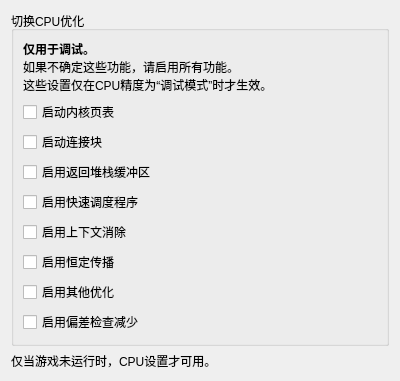
This is src/yuzu/configuration/configure_cpu_debug.ui in formylover/yuzu-early-access as Qt 5 draws it before an edit. The edited form follows.
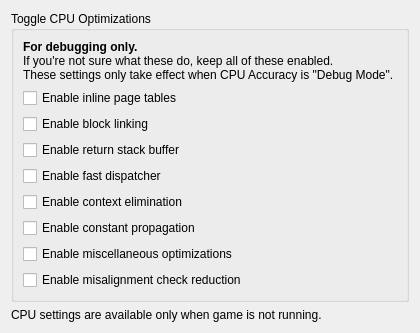
This is the edited form.

```diff
--- a/src/yuzu/configuration/configure_cpu_debug.ui
+++ b/src/yuzu/configuration/configure_cpu_debug.ui
@@ -19,7 +19,7 @@
      <item>
       <widget class="QGroupBox">
        <property name="title">
-        <string>切换CPU优化</string>
+        <string>Toggle CPU Optimizations</string>
        </property>
        <layout class="QVBoxLayout">
         <item>
@@ -30,11 +30,11 @@
           <property name="text">
            <string>
             &lt;div&gt;
-            &lt;b&gt;仅用于调试。&lt;/b&gt;
+            &lt;b&gt;For debugging only.&lt;/b&gt;
             &lt;br&gt;
-            如果不确定这些功能，请启用所有功能。
+            If you're not sure what these do, keep all of these enabled.
             &lt;br&gt;
-            这些设置仅在CPU精度为“调试模式”时才生效。
+            These settings only take effect when CPU Accuracy is "Debug Mode".
             &lt;/div&gt;
            </string>
           </property>
@@ -43,7 +43,7 @@
         <item>
          <widget class="QCheckBox" name="cpuopt_page_tables">
           <property name="text">
-           <string>启动内核页表</string>
+           <string>Enable inline page tables</string>
           </property>
           <property name="toolTip">
            <string>
@@ -57,7 +57,7 @@
         <item>
          <widget class="QCheckBox" name="cpuopt_block_linking">
           <property name="text">
-           <string>启动连接块</string>
+           <string>Enable block linking</string>
           </property>
           <property name="toolTip">
            <string>
@@ -69,7 +69,7 @@
         <item>
          <widget class="QCheckBox" name="cpuopt_return_stack_buffer">
           <property name="text">
-           <string>启用返回堆栈缓冲区</string>
+           <string>Enable return stack buffer</string>
           </property>
           <property name="toolTip">
            <string>
@@ -81,7 +81,7 @@
         <item>
          <widget class="QCheckBox" name="cpuopt_fast_dispatcher">
           <property name="text">
-           <string>启用快速调度程序</string>
+           <string>Enable fast dispatcher</string>
           </property>
           <property name="toolTip">
            <string>
@@ -93,7 +93,7 @@
         <item>
          <widget class="QCheckBox" name="cpuopt_context_elimination">
           <property name="text">
-           <string>启用上下文消除</string>
+           <string>Enable context elimination</string>
           </property>
           <property name="toolTip">
            <string>
@@ -105,7 +105,7 @@
         <item>
          <widget class="QCheckBox" name="cpuopt_const_prop">
           <property name="text">
-           <string>启用恒定传播</string>
+           <string>Enable constant propagation</string>
           </property>
           <property name="toolTip">
            <string>
@@ -117,7 +117,7 @@
         <item>
          <widget class="QCheckBox" name="cpuopt_misc_ir">
           <property name="text">
-           <string>启用其他优化</string>
+           <string>Enable miscellaneous optimizations</string>
           </property>
           <property name="toolTip">
            <string>
@@ -129,7 +129,7 @@
         <item>
          <widget class="QCheckBox" name="cpuopt_reduce_misalign_checks">
           <property name="text">
-           <string>启用偏差检查减少</string>
+           <string>Enable misalignment check reduction</string>
           </property>
           <property name="toolTip">
            <string>
@@ -160,7 +160,7 @@
    <item>
     <widget class="QLabel" name="label_disable_info">
      <property name="text">
-      <string>仅当游戏未运行时，CPU设置才可用。</string>
+      <string>CPU settings are available only when game is not running.</string>
      </property>
      <property name="wordWrap">
       <bool>true</bool>
```
Left out of the diff: 24 changed lines with no effect on the pictures.
